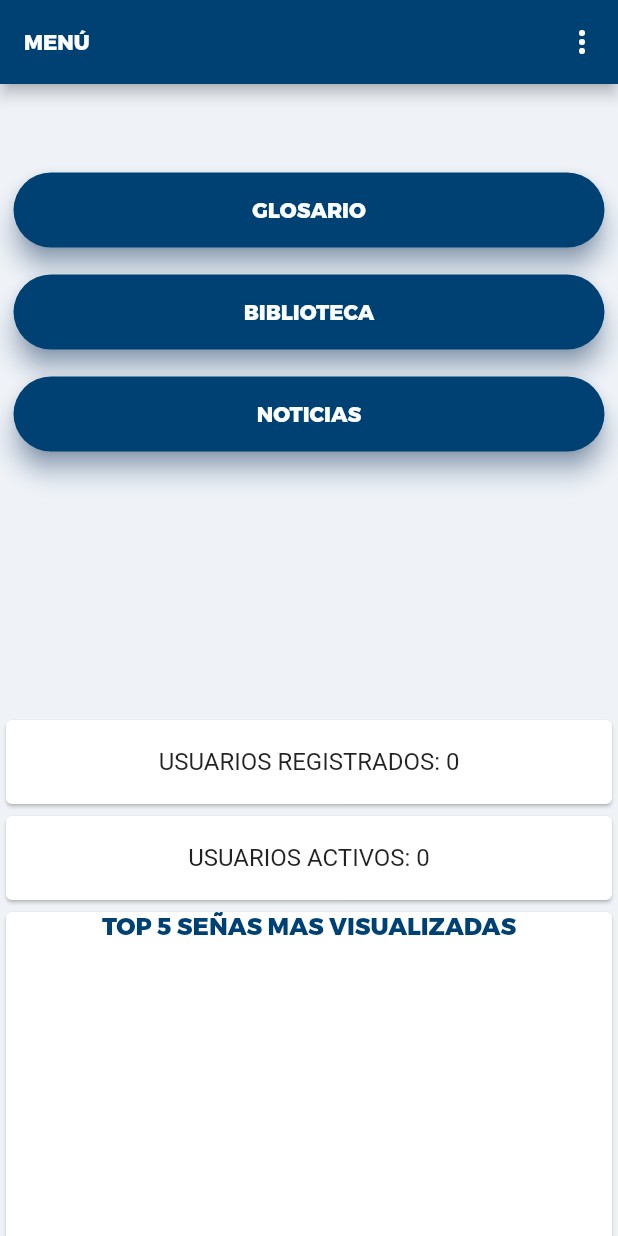
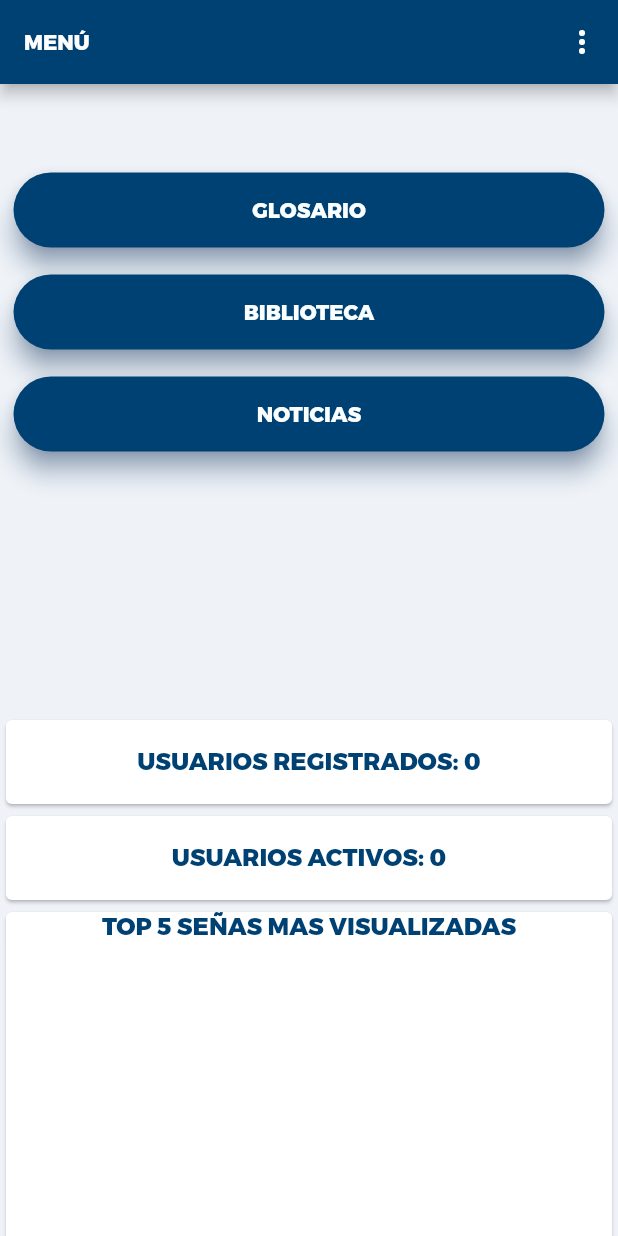
Before and after one commit to MAFITGroup/lsu_app, a Flutter app: the screen it shows once a user with an empty profile is signed in, on a phone screen of 412 x 824 dp. Run offline on Flutter 3.47's test engine with Material 2 defaults, Android fonts, the phone set to English and light mode, and no system bars; our stand-ins replace chewie, cloud_firestore, dropdown_search, file_picker, firebase_auth, firebase_core and 7 more; missing offline and left inert: firebase_performance, syncfusion_flutter_pdfviewer, universal_html; accounts and stored records are empty.

Commit message:
correciones para pre def

```diff
--- a/lib/pantallas/Categorias/AltaCategoria.dart
+++ b/lib/pantallas/Categorias/AltaCategoria.dart
@@ -115,7 +115,7 @@ class _AltaCategoria extends State<AltaCategoria> {
                   children: [
                     ConstrainedBox(
                       constraints:
-                      BoxConstraints(maxHeight: 100, minHeight: 56.0),
+                      BoxConstraints(maxHeight: 350, minHeight: 56.0),
                       child: ListView.builder(
                           itemCount: listaDinamicaWidgetSubCategoria.length,
                           itemBuilder: (context, index) =>
--- a/lib/pantallas/Login/PaginaInicial.dart
+++ b/lib/pantallas/Login/PaginaInicial.dart
@@ -138,16 +138,21 @@ class _PaginaInicialState extends State<PaginaInicial> {
                   Card(
                       child: ListTile(
                     title: Text(
-                      "USUARIOS REGISTRADOS: $cantidadUsuariosRegistrados",
-                      textAlign: TextAlign.center,
-                    ),
+                        "USUARIOS REGISTRADOS: $cantidadUsuariosRegistrados",
+                        textAlign: TextAlign.center,
+                        style: TextStyle(
+                            fontFamily: 'Trueno',
+                            fontSize: 16,
+                            color: Colores().colorAzul)),
                   )),
                   Card(
                       child: ListTile(
-                    title: Text(
-                      "USUARIOS ACTIVOS: $cantidadUsuariosActivos",
-                      textAlign: TextAlign.center,
-                    ),
+                    title: Text("USUARIOS ACTIVOS: $cantidadUsuariosActivos",
+                        textAlign: TextAlign.center,
+                        style: TextStyle(
+                            fontFamily: 'Trueno',
+                            fontSize: 16,
+                            color: Colores().colorAzul)),
                   )),
                   Card(
                       child: Column(
@@ -164,12 +169,8 @@ class _PaginaInicialState extends State<PaginaInicial> {
                             itemCount: listaSenias.length,
                             itemBuilder: (context, index) {
                               return ListTile(
-                                title: Text(
-                                    listaSenias[index].nombre +
-                                        ": " +
-                                        listaSenias[index]
-                                            .cantidadVisualizaciones
-                                            .toString(),
+                                shape: Border(bottom: BorderSide(color: Colores().colorSombraBotones, width: 1)),
+                                title: Text("Nombre: " +listaSenias[index].nombre,
                                     style: TextStyle(
                                         fontFamily: 'Trueno', fontSize: 12)),
                                 subtitle: Text('Categoría: ' +
@@ -216,7 +217,7 @@ class _PaginaInicialState extends State<PaginaInicial> {
                               yValueMapper: (Usuario usuario, _) =>
                                   obtenerCantidadUsuariosPorDepartamento(
                                       usuario.departamento),
-                              name: usuario.departamento,
+                              name: "DEPARTAMENTO",
                               color: Colores().colorAzul)
                         ]),
                   )
@@ -245,8 +246,7 @@ class _PaginaInicialState extends State<PaginaInicial> {
     /*
     setState para que la pagina se actualize sola si el usuario es administrador.
      */
-    setState(() {
-    });
+    setState(() {});
   }
 
   Future<void> obtenerDatosUsuarioLogueado() async {
```
Also changed, not shown: lib/pantallas/Categorias/VisualizarCategoria.dart (+4 -3 lines).
